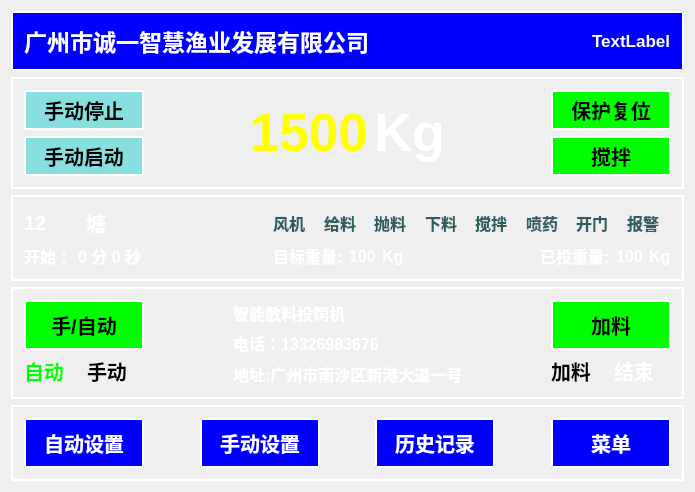
The window that chengyi_Qt4linux/widget.ui (wsh01/batch-feeder) describes before a commit, drawn with Qt 5.
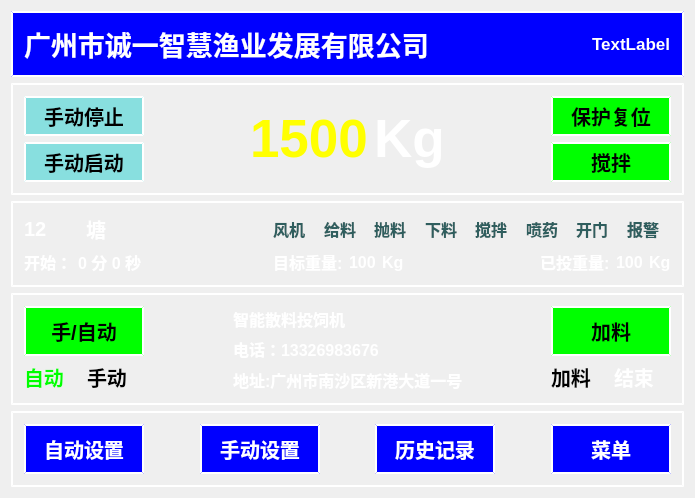
The same window after the commit.

What changed in the file:
```diff
--- a/chengyi_Qt4linux/widget.ui
+++ b/chengyi_Qt4linux/widget.ui
@@ -44,7 +44,7 @@
        <widget class="QLabel" name="label_Name">
         <property name="font">
          <font>
-          <pointsize>17</pointsize>
+          <pointsize>20</pointsize>
           <weight>75</weight>
           <bold>true</bold>
          </font>
```
